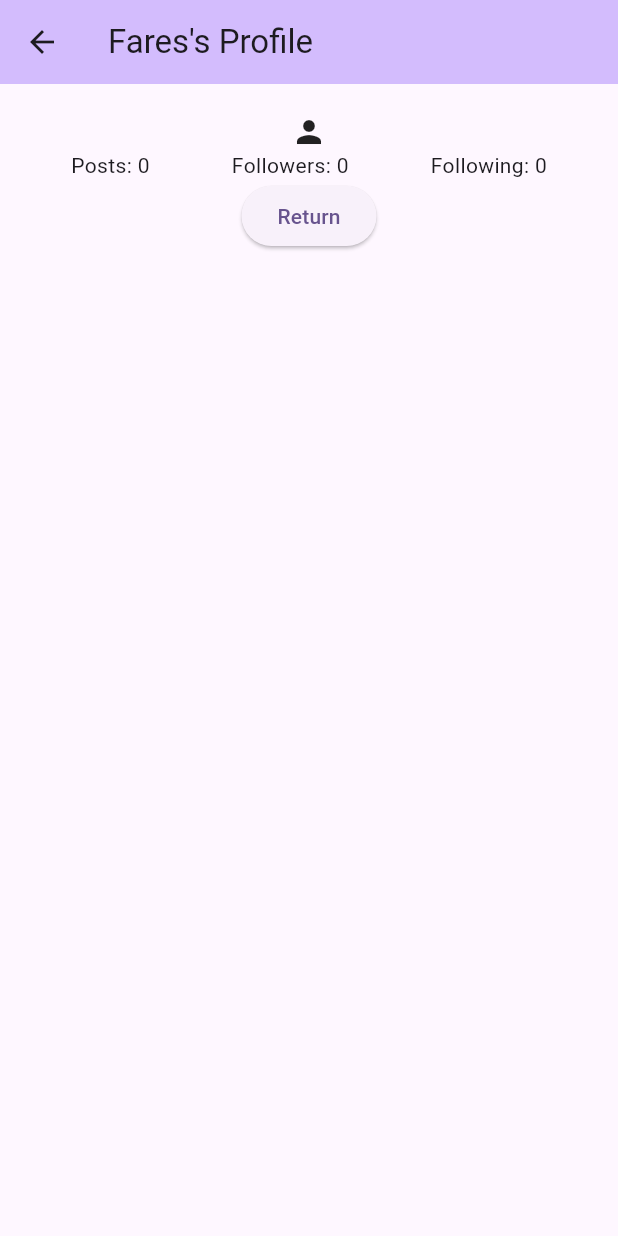
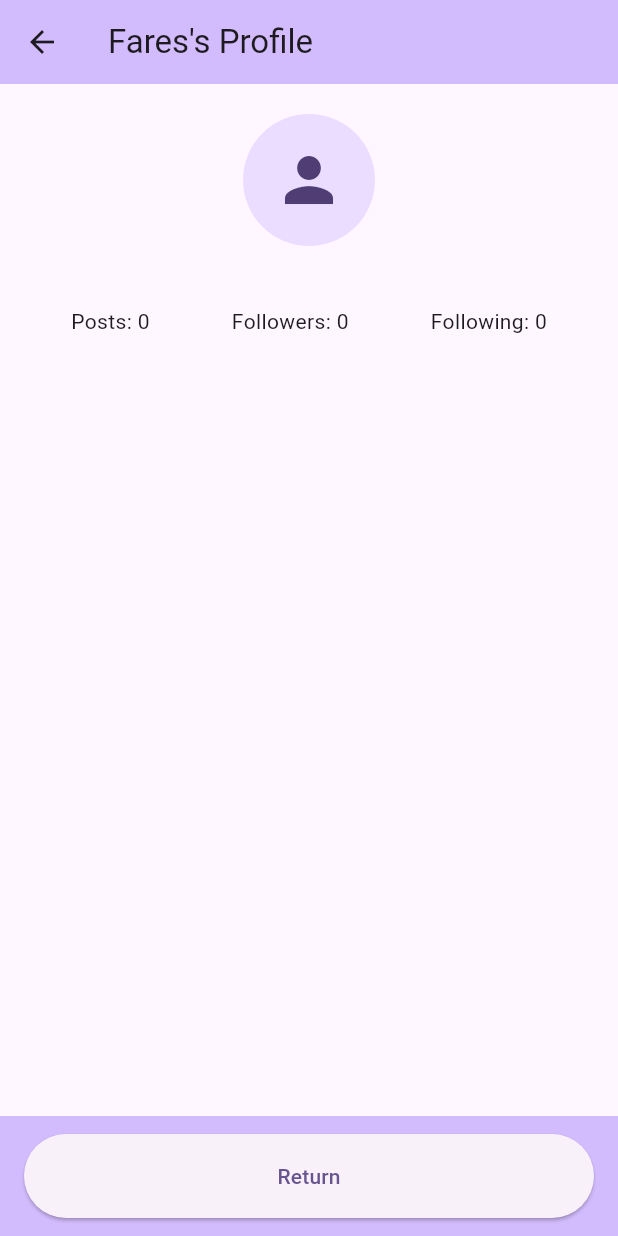
Before and after one commit to VoidExplorer/mobile-lab-3, a Flutter app: the FaresProfile screen opened directly, on a phone screen of 412 x 824 dp. Run offline on Flutter 3.47's test engine with Material 3 defaults, Android fonts, the phone set to English and light mode, and no system bars.

Commit message:
style: update fares_profile's style

```diff
--- a/lib/profile_screens/fares_profile.dart
+++ b/lib/profile_screens/fares_profile.dart
@@ -21,13 +21,22 @@ class _FaresProfile extends State<FaresProfile> {
         backgroundColor: theme.colorScheme.inversePrimary,
         title: Text("Fares's Profile"),
       ),
+      bottomNavigationBar: BottomAppBar(
+        color: theme.colorScheme.inversePrimary,
+        child: ElevatedButton(
+          onPressed: () => Navigator.pop(context),
+          child: Text("Return"),
+        ),
+      ),
       body: SafeArea(
         minimum: EdgeInsets.all(20),
-        child: Center(
         child: Column(
-            // mainAxisAlignment: .center,
+          // mainAxisAlignment: .spaceBetween,
+          crossAxisAlignment: .center,
+          spacing: 20,
           children: [
-              const Icon(Icons.person),
+            CircleAvatar(radius: 44, child: const Icon(Icons.person, size: 48)),
+            SizedBox.fromSize(),
             Row(
               mainAxisAlignment: .spaceAround,
               children: [
@@ -36,15 +45,9 @@ class _FaresProfile extends State<FaresProfile> {
                 Text("Following: ${_following}"),
               ],
             ),
-              ElevatedButton(
-                  onPressed: () => Navigator.pop(context)
-                  , child: Text("Return")
-              )
           ],
         ),
       ),
-      ),
     );
-    throw UnimplementedError();
   }
 }
```
Also changed, not shown: 1 other file. Lines whose indentation alone changed are shown as unchanged.
